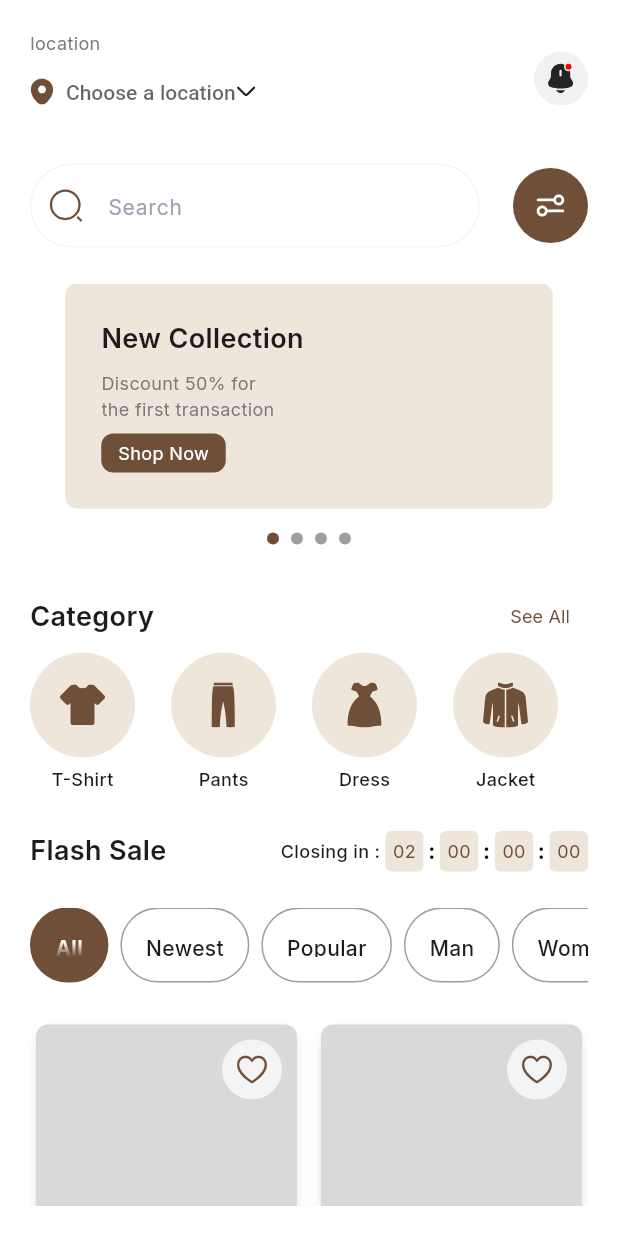
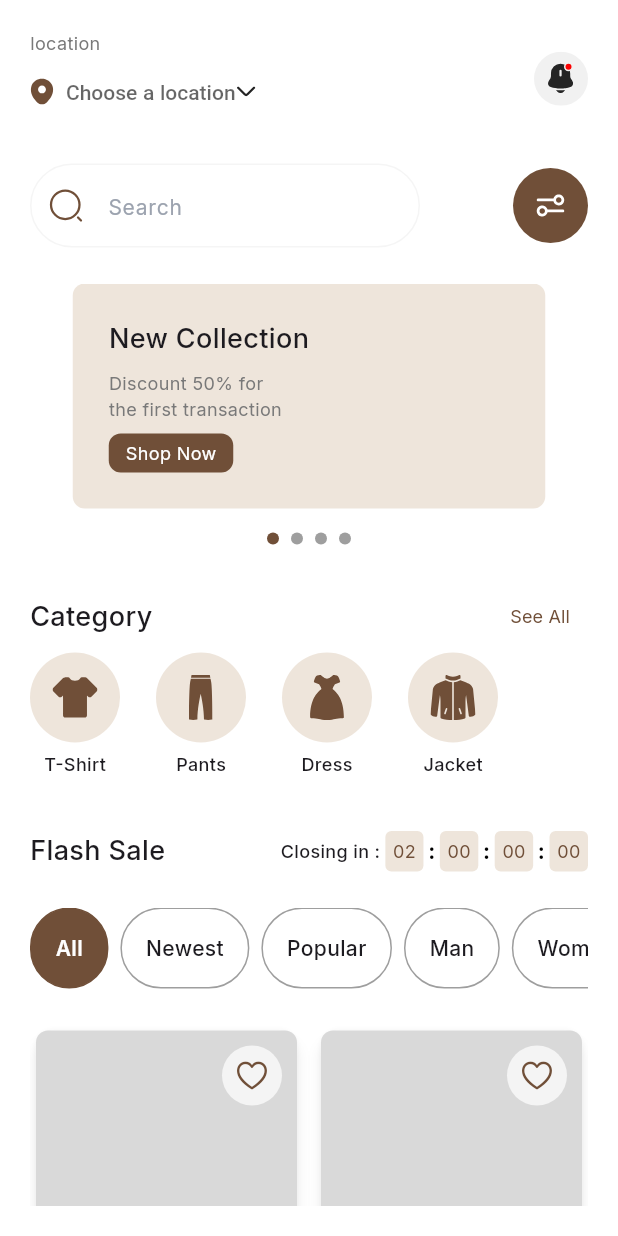
Before and after one commit to muhamedseoudii/fashion, a Flutter app: the HomeView screen opened directly, on a phone screen of 412 x 824 dp. Run offline on Flutter 3.47's test engine with Material 3 defaults, Android fonts, the phone set to English and light mode, and no system bars; drawn by our look-alikes of smooth_page_indicator; our stand-ins replace animate_do, easy_localization, flutter_riverpod, flutter_svg, google_fonts, pinput and 1 more; missing offline and left inert: responsive_navigation_bar.

```diff
--- a/lib/data/resources/assets_manager.dart
+++ b/lib/data/resources/assets_manager.dart
@@ -26,6 +26,15 @@ class IconAssets {
   static const String pantIcon = "$iconPath/pant.svg";
   static const String tshirtIcon = "$iconPath/tshirt.svg";
   static const String starIcon = "$iconPath/Star.svg";
+  static const String editIcon = "$iconPath/edit.svg";
+  static const String cardIcon = "$iconPath/card.svg";
+  static const String clipboardTextIcon = "$iconPath/clipboardText.svg";
+  static const String infoCircleIcon = "$iconPath/infoCircle.svg";
+  static const String lockIcon = "$iconPath/lock.svg";
+  static const String logoutIcon = "$iconPath/logout.svg";
+  static const String profileAddIcon = "$iconPath/profileAdd.svg";
+  static const String settingIcon = "$iconPath/setting.svg";
+  static const String userIcon = "$iconPath/user.svg";
 }
 
 class JsonAssets {
--- a/lib/data/resources/styles_manager.dart
+++ b/lib/data/resources/styles_manager.dart
@@ -37,10 +37,8 @@ abstract class AppTextStyles {
       TextStyle(fontSize: 20, fontWeight: FontWeight.w700, color: Colors.white);
   static const largeTitleDarkBlue21 = TextStyle(
       fontSize: 21.61, fontWeight: FontWeight.w700, color: Color(0xff1A2C42));
-  static const largeTitle18 = TextStyle(
-    fontSize: 18,
-    fontWeight: FontWeight.w600,
-  );
+  static const largeTitle18 =
+      TextStyle(fontSize: 18, fontWeight: FontWeight.w500);
   static const largeTitleNavy18 = TextStyle(
       fontSize: 18, color: Color(0xff1A2C42), fontWeight: FontWeight.w700);
   static const largeTitleBlack18 =
@@ -116,8 +114,7 @@ abstract class AppTextStyles {
   );
   static const mediumTitle16 = TextStyle(
     fontSize: 16,
-    fontWeight: FontWeight.w700,
-    overflow: TextOverflow.fade,
+    fontWeight: FontWeight.w500,
   );
   static const mediumAmberTitle14 = TextStyle(
     fontSize: 14,
--- a/lib/data/resources/theme_manager.dart
+++ b/lib/data/resources/theme_manager.dart
@@ -26,15 +26,15 @@ ThemeData getApplicationTheme() {
     appBarTheme: AppBarTheme(
       // iconTheme: const IconThemeData(color: Colors.white),
       toolbarHeight: 90,
-      centerTitle: false,
+      centerTitle: true,
       color: ColorManager.white,
       elevation: AppSize.s0,
       shadowColor: ColorManager.lightPrimary,
       titleTextStyle: TextStyle(
           fontFamily: FontConstants.fontFamily,
           fontSize: FontSize.s16,
-          color: ColorManager.white,
-          fontWeight: FontWeight.w700),
+          color: ColorManager.black,
+          fontWeight: FontWeight.w500),
     ),
 
     //button theme
--- a/lib/presentation/main/view/home_view.dart
+++ b/lib/presentation/main/view/home_view.dart
@@ -24,7 +24,6 @@ class _HomeViewState extends State<HomeView> {
   List<bool> selectedItems = List.generate(4, (index) => false);
   @override
   Widget build(BuildContext context) {
-
     final List category = [
       {"icons": IconAssets.tshirtIcon, "title": "T-Shirt"},
       {"icons": IconAssets.pantIcon, "title": "Pants"},
@@ -61,7 +60,7 @@ class _HomeViewState extends State<HomeView> {
                             children: [
                               CircleAvatar(
                                   backgroundColor: ColorManager.secandary,
-                                  radius: 35,
+                                  radius: 30,
                                   child: SvgPicture.asset(
                                       category[index]["icons"])),
                               const SizedBox(height: 6),
--- a/lib/presentation/main/widget/home/page_view_widget.dart
+++ b/lib/presentation/main/widget/home/page_view_widget.dart
@@ -18,7 +18,9 @@ class PageViewWidget extends StatelessWidget {
           child: PageView(
             controller: pageController,
             children: List.generate(4, (index) {
-              return Container(
+              return Padding(
+                padding: const EdgeInsets.symmetric(horizontal: 5),
+                child: Container(
                   padding:
                       const EdgeInsets.symmetric(horizontal: 24, vertical: 24),
                   decoration: BoxDecoration(
@@ -55,6 +57,7 @@ class PageViewWidget extends StatelessWidget {
                       ),
                     ],
                   ),
+                ),
               );
             }),
           ),
--- a/lib/presentation/main/widget/home/search_bar_widget.dart
+++ b/lib/presentation/main/widget/home/search_bar_widget.dart
@@ -23,7 +23,7 @@ class SearchBarWidget extends StatelessWidget {
       mainAxisAlignment: MainAxisAlignment.spaceBetween,
       children: [
         SizedBox(
-          width: 300,
+          width: 260,
           child: SearchTextField(
             fillColor: ColorManager.white,
             hintText: "Search",
--- a/lib/presentation/main/widget/home/selectable_container_widget.dart
+++ b/lib/presentation/main/widget/home/selectable_container_widget.dart
@@ -12,18 +12,18 @@ class SelectableContainerList extends StatefulWidget {
 
 class _SelectableContainerListState extends State<SelectableContainerList> {
   List name = [
-    {"title":"All"},
-    {"title":"Newest"},
-    {"title":"Popular"},
-    {"title":"Man"},
-    {"title":"Woman"},
+    {"title": "All"},
+    {"title": "Newest"},
+    {"title": "Popular"},
+    {"title": "Man"},
+    {"title": "Woman"},
   ];
   int selectedIndex = 0;
 
   @override
   Widget build(BuildContext context) {
     return SizedBox(
-      height: 50,
+      height: 54,
       child: ListView.separated(
         scrollDirection: Axis.horizontal,
         itemCount: name.length,
```
Also changed, not shown: lib/presentation/component/appbar_widget/appbar_widget.dart (added, +32 -0 lines), lib/presentation/main/view/profile_view.dart (+104 -3 lines), lib/presentation/main/widget/profile/row_profile_widget.dart (added, +32 -0 lines), assets/icons/card.svg (added), assets/icons/clipboardText.svg (added), assets/icons/edit.svg (added), assets/icons/infoCircle.svg (added), assets/icons/lock.svg (added), assets/icons/logout.svg (added), assets/icons/profileAdd.svg (added), assets/icons/setting.svg (added), assets/icons/user.svg (added). Lines whose indentation alone changed are shown as unchanged.
